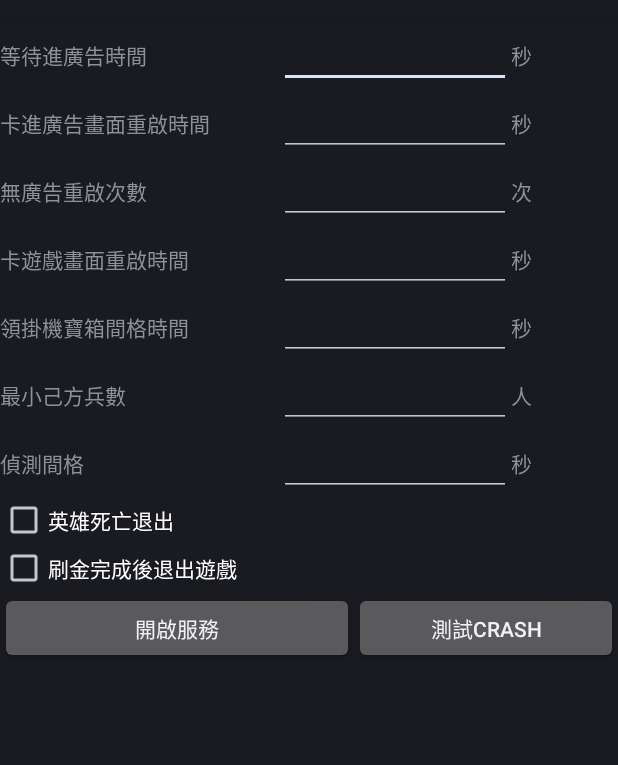
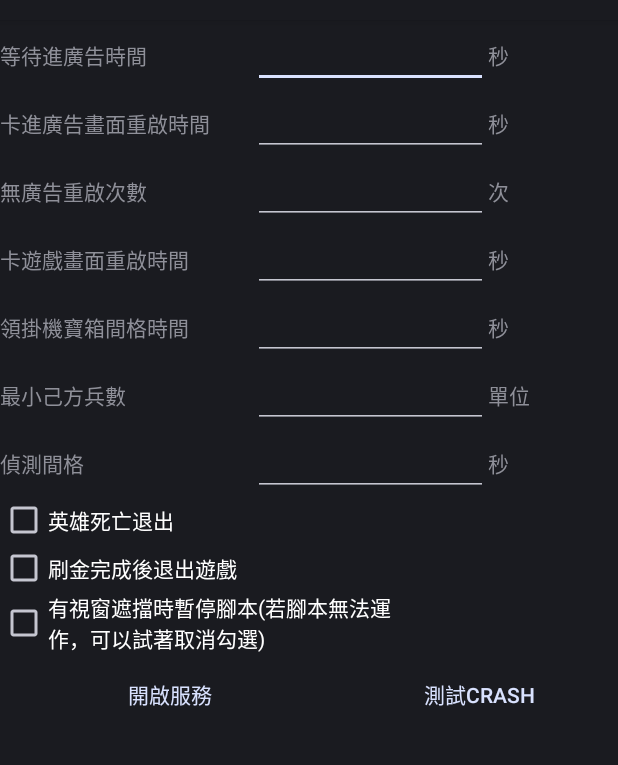
Before and after one commit to Mimismoney/AowTest, an Android app: the layout activity_main.xml on its own in the app's theme, with its tools: preview values and no code run, on a phone screen of 412 x 824 dp, the part 64-829 px from its top. Run offline under Robolectric (Android 15) with nearby library versions, the phone set to English and light mode, and no system bars; network calls fail.

Commit message:
Add an option to avoid pause when there are other system window on top Make AowScript to be only one instance Bump to 1.2.5

```diff
--- a/app/build.gradle
+++ b/app/build.gradle
@@ -30,7 +30,7 @@
         commandLine 'git', 'describe', '--always', '--tags', '--dirty'
         standardOutput = code
     }
-    def v = "1.2.4-${code.toString().split("\n")[0].trim()}"
+    def v = "1.2.5-${code.toString().split("\n")[0].trim()}"
     return  v
 }
 
--- a/app/src/main/java/com/aowtest/myapplication/MainActivity.kt
+++ b/app/src/main/java/com/aowtest/myapplication/MainActivity.kt
@@ -35,6 +35,7 @@
     private lateinit var detectPeriodSecondsText: EditText
     private lateinit var heroDeadQuitCheck: CheckBox
     private lateinit var finishQuitGameCheck: CheckBox
+    private lateinit var windowPauseScriptCheck: CheckBox
     private lateinit var crashTestButton: Button
 
     companion object {
@@ -54,6 +55,7 @@
         detectPeriodSecondsText = findViewById(R.id.detect_period_seconds)
         heroDeadQuitCheck = findViewById(R.id.hero_dead_quit)
         finishQuitGameCheck = findViewById(R.id.finish_quit_game)
+        windowPauseScriptCheck = findViewById(R.id.window_pause_script)
         crashTestButton = findViewById(R.id.crash_test)
         val data = getSharedPreferences("setting", Context.MODE_PRIVATE)
         waitAdSecondsText.text = data.getFloat(getString(R.string.wait_ad_seconds), ResourcesCompat.getFloat(resources, R.dimen.wait_ad_seconds)).toString().toEditable()
@@ -65,6 +67,7 @@
         detectPeriodSecondsText.text = data.getFloat(getString(R.string.detect_period_seconds), ResourcesCompat.getFloat(resources, R.dimen.detect_period_seconds)).toString().toEditable()
         heroDeadQuitCheck.isChecked = data.getBoolean(getString(R.string.hero_dead_quit), resources.getBoolean(R.bool.hero_dead_quit))
         finishQuitGameCheck.isChecked = data.getBoolean(getString(R.string.finish_quit_game), resources.getBoolean(R.bool.finish_quit_game))
+        windowPauseScriptCheck.isChecked = data.getBoolean(getString(R.string.window_pause_script), resources.getBoolean(R.bool.window_pause_script))
         if (!BuildConfig.DEBUG) {
             crashTestButton.visibility = View.GONE
         }
@@ -149,7 +152,7 @@
                 .putBoolean(
                     getString(R.string.finish_quit_game),
                     finishQuitGameCheck.isChecked
-                )
+                ).putBoolean(getString(R.string.window_pause_script), windowPauseScriptCheck.isChecked)
                 .apply()
         } catch (ex: NumberFormatException) {
             ToastUtil.showToast(this, "數值輸入錯誤", Toast.LENGTH_SHORT)
--- a/app/src/main/res/layout/activity_main.xml
+++ b/app/src/main/res/layout/activity_main.xml
@@ -1,14 +1,10 @@
 <?xml version="1.0" encoding="utf-8"?>
-<LinearLayout xmlns:android="http://schemas.android.com/apk/res/android"
-    xmlns:app="http://schemas.android.com/apk/res-auto"
+<ScrollView  xmlns:android="http://schemas.android.com/apk/res/android"
     xmlns:tools="http://schemas.android.com/tools"
     android:layout_width="match_parent"
     android:layout_height="match_parent"
     android:orientation="vertical"
-    tools:context=".MainActivity">
-    <ScrollView
-        android:layout_width="match_parent"
-        android:layout_height="wrap_content" >
+    tools:context=".MainActivity" >
     <TableLayout
         android:layout_width="match_parent"
         android:layout_height="wrap_content">
@@ -38,25 +34,28 @@
             <TextView android:text="秒" android:layout_weight="2" />
         </TableRow>
         <TableRow>
-                <TextView android:text="最小己方兵數" android:layout_weight="1" />
-                <EditText android:id="@+id/min_self_soldiers" android:layout_weight="2" android:inputType="number" />
-                <TextView android:text="人" android:layout_weight="2" />
+            <TextView android:text="@string/int_min_self_soldiers" android:layout_weight="1" android:labelFor="@id/min_self_soldiers" />
+            <EditText android:id="@+id/min_self_soldiers" android:layout_weight="2" android:inputType="number" android:autofillHints="number" />
+            <TextView android:text="@string/units" android:layout_weight="2" android:labelFor="@id/min_self_soldiers" />
         </TableRow>
         <TableRow>
-                <TextView android:text="偵測間格" android:layout_weight="1" />
-                <EditText android:id="@+id/detect_period_seconds" android:layout_weight="2" android:inputType="numberDecimal" />
-                <TextView android:text="秒" android:layout_weight="2" />
+            <TextView android:text="@string/double_detect_period_seconds" android:layout_weight="1" android:labelFor="@id/detect_period_seconds" />
+            <EditText android:id="@+id/detect_period_seconds" android:layout_weight="2" android:inputType="numberDecimal"
+                android:autofillHints="number" />
+            <TextView android:text="@string/seconds" android:layout_weight="2" android:labelFor="@id/detect_period_seconds" />
         </TableRow>
         <TableRow>
-                <CheckBox android:text="英雄死亡退出" android:id="@+id/hero_dead_quit" android:layout_weight="1" />
+            <CheckBox android:text="@string/check_hero_dead_quit" android:id="@+id/hero_dead_quit" android:layout_span="3" />
         </TableRow>
         <TableRow>
-                <CheckBox android:text="刷金完成後退出遊戲" android:id="@+id/finish_quit_game" android:layout_weight="1" />
+            <CheckBox android:text="@string/check_finish_quit_game" android:id="@+id/finish_quit_game" android:layout_span="3" />
         </TableRow>
         <TableRow>
-                <Button android:text="開啟服務" android:onClick="onStartServiceClick" android:layout_weight="1" />
-                <Button android:text="測試Crash" android:onClick="onCrashClick" android:layout_weight="1" android:id="@+id/crash_test"/>
+            <CheckBox android:text="@string/check_window_pause_script" android:id="@+id/window_pause_script" android:layout_span="3" />
+        </TableRow>
+        <TableRow style="?android:attr/buttonBarStyle">
+            <Button android:text="@string/button_turn_on_service" android:onClick="onStartServiceClick" android:layout_weight="1" style="?android:attr/buttonBarButtonStyle" />
+            <Button android:text="@string/button_test_crash" android:onClick="onCrashClick" android:layout_weight="1" android:id="@+id/crash_test"  style="?android:attr/buttonBarButtonStyle"/>
         </TableRow>
     </TableLayout>
 </ScrollView>
-</LinearLayout>
--- a/app/src/main/res/values/strings.xml
+++ b/app/src/main/res/values/strings.xml
@@ -10,5 +10,15 @@
     <string name="detect_period_seconds">DetectPeriodSeconds</string>
     <string name="hero_dead_quit">HeroDeadQuit</string>
     <string name="finish_quit_game">FinishQuitScript</string>
+    <string name="window_pause_script">WindowPauseScript</string>
     <string name="accessibility_service_description">使用自動點擊</string>
+    <string name="button_turn_on_service">開啟服務</string>
+    <string name="button_test_crash">測試Crash</string>
+    <string name="check_window_pause_script">有視窗遮擋時暫停腳本(若腳本無法運作，可以試著取消勾選)</string>
+    <string name="check_finish_quit_game">刷金完成後退出遊戲</string>
+    <string name="seconds">秒</string>
+    <string name="check_hero_dead_quit">英雄死亡退出</string>
+    <string name="double_detect_period_seconds">偵測間格</string>
+    <string name="units">單位</string>
+    <string name="int_min_self_soldiers">最小己方兵數</string>
 </resources>
--- a/app/src/main/res/values/values.xml
+++ b/app/src/main/res/values/values.xml
@@ -9,4 +9,5 @@
     <dimen name="detect_period_seconds">1</dimen>
     <bool name="hero_dead_quit">true</bool>
     <bool name="finish_quit_game">false</bool>
+    <bool name="window_pause_script">true</bool>
 </resources>
```
Also changed, not shown: app/src/main/java/com/aowtest/myapplication/AowScript.kt (+21 -19 lines), app/src/main/java/com/aowtest/myapplication/MyService.kt (+15 -6 lines). Lines whose indentation alone changed are shown as unchanged.
